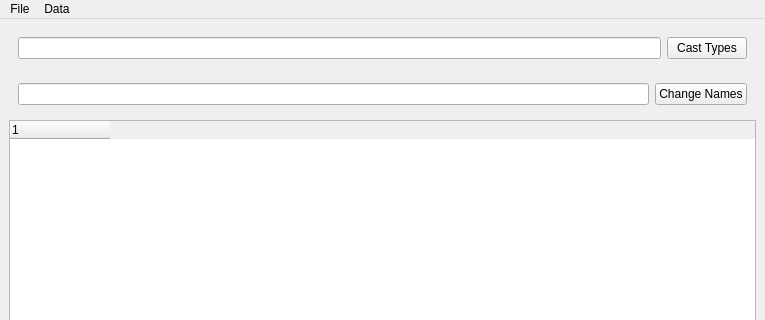
krzysztof/SWD, file window.ui: the form before one commit; both pictures show x 0 to 765 and y 0 to 320 of the 765 by 635 pixel window.
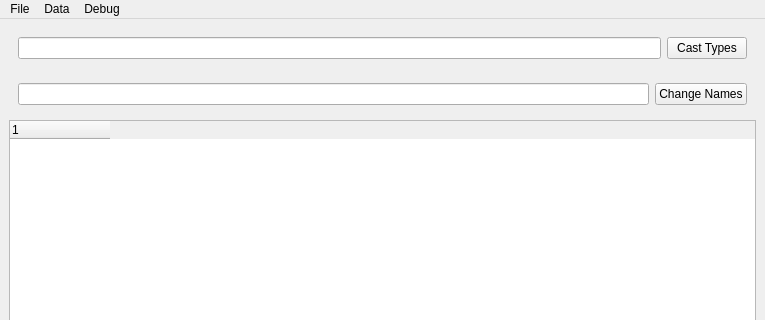
The form after the commit.

Commit message: dodalem makefile do ui i run

The edit to the form file:
```diff
--- a/window.ui
+++ b/window.ui
@@ -169,11 +169,17 @@
     <addaction name="actionClear"/>
     <addaction name="actionDelete_Row"/>
     <addaction name="actionDelete_Col"/>
+   </widget>
+   <widget class="QMenu" name="menuDebug">
+    <property name="title">
+     <string>Debug</string>
+    </property>
     <addaction name="actionPopulate_from_set"/>
     <addaction name="actionDEBUG"/>
    </widget>
    <addaction name="menuFile"/>
    <addaction name="menuData"/>
+   <addaction name="menuDebug"/>
   </widget>
   <action name="actionAdd_Row">
    <property name="text">
```
Left out of the diff: 4 changed lines with no effect on the pictures. The commit also changes 2 other files.
